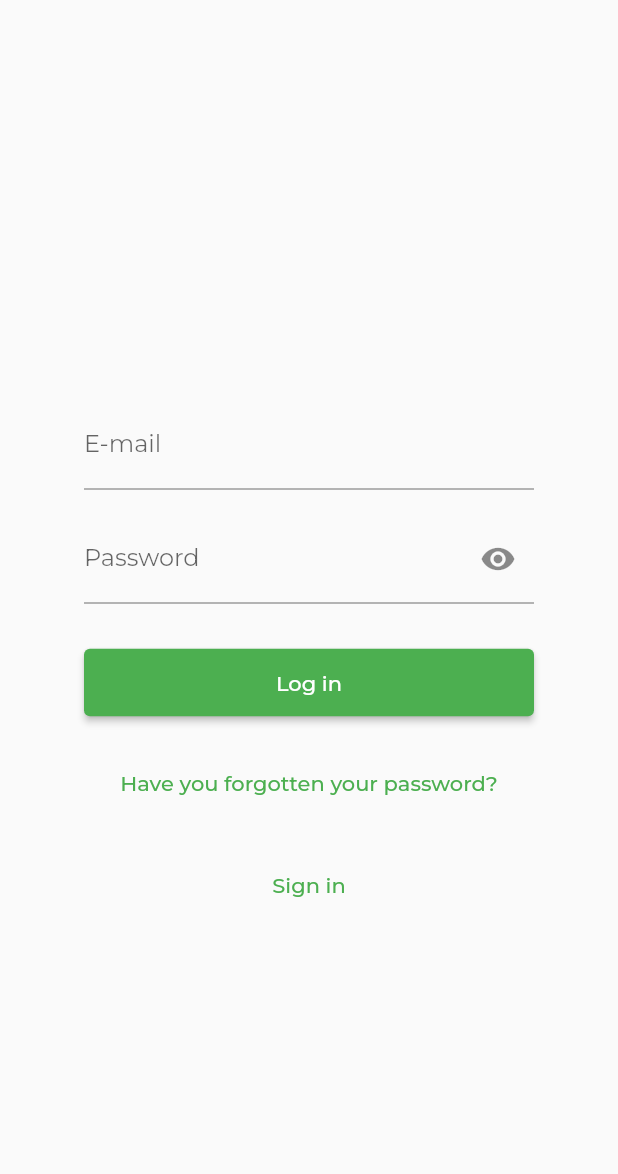
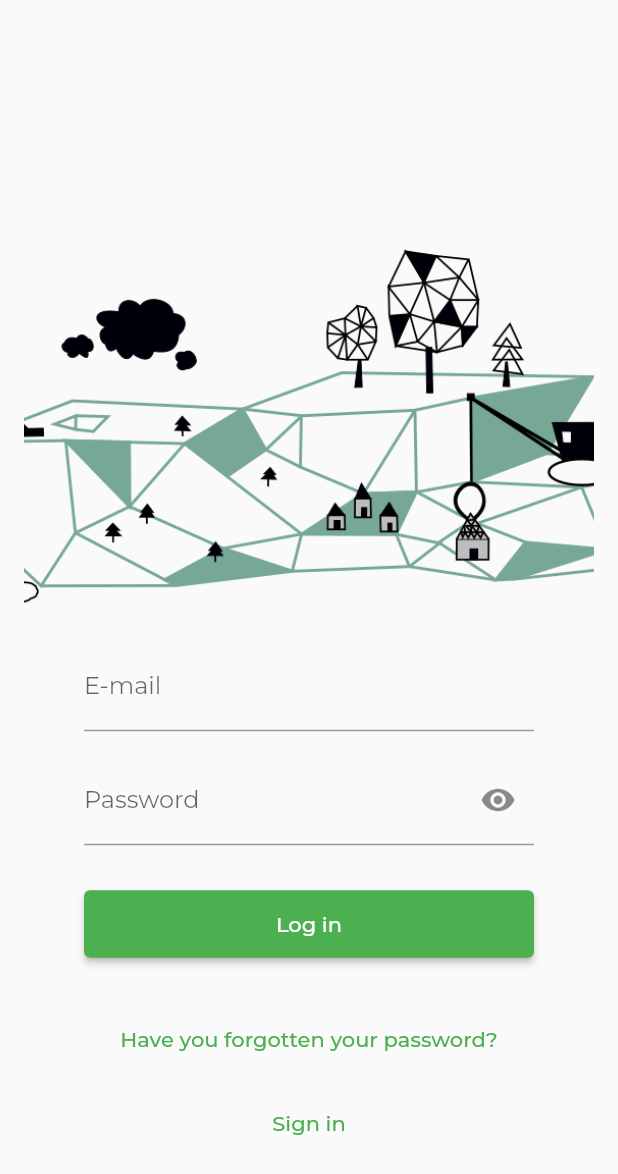
Before and after one commit to brickbit/politech_manager, a Flutter app: the screen it shows after launch, on a phone screen of 412 x 824 dp. Shown: the top 1174 px of the screen. Run offline on Flutter 3.47's test engine with Material 2 defaults, Android fonts, the phone set to English and light mode, and no system bars; our stand-ins replace either_dart, get, google_fonts.

Commit message:
fix: solved minor issues

```diff
--- a/lib/app/controller/login_controller.dart
+++ b/lib/app/controller/login_controller.dart
@@ -41,4 +41,8 @@ class LoginController extends GetxController with StateMixin<ResponseLoginBO> {
     _loading.value = false;
     Get.toNamed(Routes.home);
   }
+
+  void hideError() {
+    _error.value = false;
+  }
 }
--- a/lib/app/navigation/app_routes.dart
+++ b/lib/app/navigation/app_routes.dart
@@ -3,4 +3,7 @@ abstract class Routes {
   static const splash = '/splash';
   static const login = '/login';
   static const home = '/home';
+  static const recoverPassword = '/recoverPassword';
+  static const register = '/register';
+
 }
--- a/lib/app/views/custom/password_text_field.dart
+++ b/lib/app/views/custom/password_text_field.dart
@@ -3,8 +3,9 @@ import 'package:flutter/material.dart';
 
 class PasswordTextField extends StatefulWidget {
   final String title;
+  final TextEditingController passwordController;
 
-  const PasswordTextField({Key? key, required this.title})
+  const PasswordTextField({Key? key, required this.title, required this.passwordController})
       : super(key: key);
 
   @override
@@ -19,6 +20,7 @@ class _PasswordTextFieldState extends State<PasswordTextField> {
   Widget build(BuildContext context) {
     return SizedBox(
       child: TextFormField(
+        controller: widget.passwordController,
         obscureText: isObscure,
         decoration: InputDecoration(
           labelText: widget.title,
--- a/lib/app/views/screens/login_screen.dart
+++ b/lib/app/views/screens/login_screen.dart
@@ -1,13 +1,14 @@
 import 'package:flutter/material.dart';
 import 'package:get/get.dart';
-import 'package:google_fonts/google_fonts.dart';
 import '../../controller/login_controller.dart';
+import '../../navigation/app_routes.dart';
 import '../custom/password_text_field.dart';
 
 class LoginScreen extends GetView<LoginController> {
   LoginScreen({Key? key}) : super(key: key);
 
   final _usernameController = TextEditingController();
+  final _passwordController = TextEditingController();
 
   @override
   Widget build(BuildContext context) {
@@ -40,11 +41,14 @@ class LoginScreen extends GetView<LoginController> {
     BuildContext context,
   ) {
     final snackBar = SnackBar(
+      behavior: SnackBarBehavior.floating,
+      backgroundColor: Colors.redAccent,
       content: Text(controller.errorMsg),
     );
     Future.delayed(Duration.zero, () {
       if(controller.error) {
         ScaffoldMessenger.of(context).showSnackBar(snackBar);
+        controller.hideError();
       }
     });
 
@@ -58,7 +62,7 @@ class LoginScreen extends GetView<LoginController> {
               mainAxisAlignment: MainAxisAlignment.center,
               crossAxisAlignment: CrossAxisAlignment.center,
               children: [
-                /*ColorFiltered(
+                ColorFiltered(
                   colorFilter:
                   ColorFilter.mode((Colors.grey[400])!, BlendMode.modulate),
                   child: Container(
@@ -69,13 +73,12 @@ class LoginScreen extends GetView<LoginController> {
                         )),
                     height: mobile ? 280 : 320,
                   ),
-                ),*/
+                ),
                 SizedBox(
                     width: userTextFieldWidth,
                     child: TextField(
                       controller: _usernameController,
                       decoration: InputDecoration(labelText: 'email'.tr),
-                      style: GoogleFonts.montserrat(fontSize: 16.0),
                     )),
                 const SizedBox(
                   height: 16.0,
@@ -84,6 +87,7 @@ class LoginScreen extends GetView<LoginController> {
                   width: passwordTextFieldWidth,
                   child: PasswordTextField(
                     title: 'password'.tr,
+                    passwordController: _passwordController,
                   ),
                 ),
                 const SizedBox(
@@ -95,22 +99,22 @@ class LoginScreen extends GetView<LoginController> {
                     child: ElevatedButton(
                         child: Text('login'.tr),
                         onPressed: () {
-                          controller.login("username", "password");
+                          controller.login(_usernameController.text, _passwordController.text);
                         })),
                 const SizedBox(
-                  height: 20.0,
+                  height: 30.0,
                 ),
                 TextButton(
                     onPressed: () {
-                      //Get.toNamed(Routes.recoverPassword);
+                      Get.toNamed(Routes.recoverPassword);
                     },
                     child: Text('forgottenPassword'.tr)),
                 const SizedBox(
-                  height: 20.0,
+                  height: 8.0,
                 ),
                 TextButton(
                     onPressed: () {
-                      //Get.toNamed(Routes.recoverPassword);
+                      Get.toNamed(Routes.register);
                     },
                     child: Text('register'.tr)),
               ],
--- a/lib/data/datasource/network_datasource.dart
+++ b/lib/data/datasource/network_datasource.dart
@@ -4,5 +4,5 @@ import 'package:politech_manager/domain/error/login_error.dart';
 import 'package:politech_manager/domain/model/response_login_bo.dart';
 
 abstract class NetworkDataSource {
-  Future<Either<LoginError,ResponseLoginBO>> login();
+  Future<Either<LoginError,ResponseLoginBO>> login(String username, String password);
 }
--- a/lib/data/repository/login_repository_impl.dart
+++ b/lib/data/repository/login_repository_impl.dart
@@ -14,8 +14,7 @@ class LoginRepositoryImpl extends LoginRepository {
 
   @override
   Future<Either<LoginError,ResponseLoginBO>> login(String username, String password) async {
-    log("Repository initialized");
-    final response = await network.login();
+    final response = await network.login(username, password);
     if (response.isLeft) {
       return Left(response.left);
     } else {
```
Also changed, not shown: lib/data/datasource/network_datasource_impl.dart (+8 -14 lines), lib/data/model/query_login_dto.dart (added, +22 -0 lines), 3 other files.
